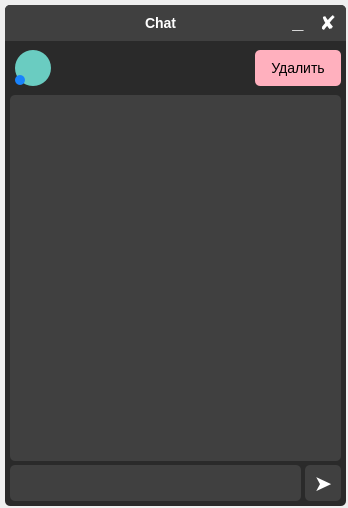
This is chat/chat.ui in b0shka/selling_apps as Qt 5 draws it before an edit. The edited form follows.
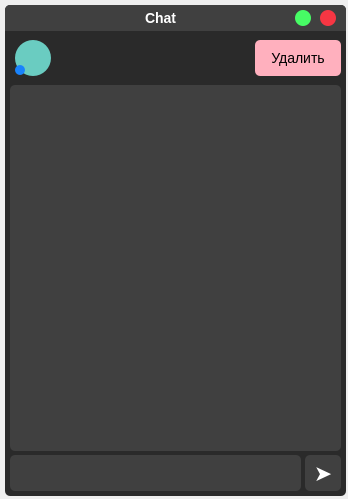
This is the edited form.

```diff
--- a/chat/chat.ui
+++ b/chat/chat.ui
@@ -7,19 +7,19 @@
     <x>0</x>
     <y>0</y>
     <width>348</width>
-    <height>508</height>
+    <height>499</height>
    </rect>
   </property>
   <property name="minimumSize">
    <size>
-    <width>338</width>
-    <height>463</height>
+    <width>348</width>
+    <height>499</height>
    </size>
   </property>
   <property name="maximumSize">
    <size>
-    <width>16777215</width>
-    <height>6546546</height>
+    <width>348</width>
+    <height>499</height>
    </size>
   </property>
   <property name="windowTitle">
@@ -34,19 +34,19 @@
      <x>5</x>
      <y>5</y>
      <width>341</width>
-     <height>501</height>
+     <height>491</height>
     </rect>
    </property>
    <property name="minimumSize">
     <size>
      <width>341</width>
-     <height>501</height>
+     <height>491</height>
     </size>
    </property>
    <property name="maximumSize">
     <size>
      <width>341</width>
-     <height>501</height>
+     <height>491</height>
     </size>
    </property>
    <property name="styleSheet">
@@ -61,120 +61,11 @@
    <property name="frameShadow">
     <enum>QFrame::Raised</enum>
    </property>
-   <widget class="QFrame" name="frame_3">
-    <property name="geometry">
-     <rect>
-      <x>0</x>
-      <y>0</y>
-      <width>341</width>
-      <height>36</height>
-     </rect>
-    </property>
-    <property name="styleSheet">
-     <string notr="true">QFrame{
-	border-bottom-left-radius: 0px;
-	border-bottom-right-radius: 0px;
-	background-color: #404040;
-}</string>
-    </property>
-    <property name="frameShape">
-     <enum>QFrame::StyledPanel</enum>
-    </property>
-    <property name="frameShadow">
-     <enum>QFrame::Raised</enum>
-    </property>
-    <widget class="QPushButton" name="pushButton_8">
-     <property name="geometry">
-      <rect>
-       <x>310</x>
-       <y>5</y>
-       <width>26</width>
-       <height>26</height>
-      </rect>
-     </property>
-     <property name="font">
-      <font>
-       <pointsize>-1</pointsize>
-       <weight>75</weight>
-       <bold>true</bold>
-      </font>
-     </property>
-     <property name="styleSheet">
-      <string notr="true">QPushButton {
-	font-size: 20px;
-	background-color: #404040;
-	border-radius: 5px;
-}
-QPushButton::hover {
-	background-color: #ffb0be;
-	color: black;
-}</string>
-     </property>
-     <property name="text">
-      <string>✘</string>
-     </property>
-    </widget>
-    <widget class="QPushButton" name="pushButton_9">
-     <property name="geometry">
-      <rect>
-       <x>280</x>
-       <y>5</y>
-       <width>26</width>
-       <height>26</height>
-      </rect>
-     </property>
-     <property name="font">
-      <font>
-       <pointsize>-1</pointsize>
-       <weight>75</weight>
-       <bold>true</bold>
-      </font>
-     </property>
-     <property name="styleSheet">
-      <string notr="true">QPushButton {
-	padding-bottom: 4px;
-	font-size: 20px;
-	background-color: #404040;
-	border-radius: 5px;
-}
-QPushButton::hover {
-	background-color: #2a2a2a;
-}</string>
-     </property>
-     <property name="text">
-      <string>_</string>
-     </property>
-    </widget>
-    <widget class="QLabel" name="label_9">
-     <property name="geometry">
-      <rect>
-       <x>140</x>
-       <y>10</y>
-       <width>41</width>
-       <height>16</height>
-      </rect>
-     </property>
-     <property name="font">
-      <font>
-       <pointsize>-1</pointsize>
-       <weight>75</weight>
-       <bold>true</bold>
-      </font>
-     </property>
-     <property name="styleSheet">
-      <string notr="true">font-size: 14px;
-color: white;</string>
-     </property>
-     <property name="text">
-      <string>Chat</string>
-     </property>
-    </widget>
-   </widget>
    <widget class="QLineEdit" name="lineEdit_3">
     <property name="geometry">
      <rect>
       <x>5</x>
-      <y>460</y>
+      <y>450</y>
       <width>291</width>
       <height>36</height>
      </rect>
@@ -192,7 +83,7 @@
     <property name="geometry">
      <rect>
       <x>300</x>
-      <y>460</y>
+      <y>450</y>
       <width>36</width>
       <height>36</height>
      </rect>
@@ -222,7 +113,7 @@
     <property name="geometry">
      <rect>
       <x>5</x>
-      <y>90</y>
+      <y>80</y>
       <width>331</width>
       <height>366</height>
      </rect>
@@ -265,7 +156,7 @@
     <property name="geometry">
      <rect>
       <x>5</x>
-      <y>40</y>
+      <y>30</y>
       <width>331</width>
       <height>46</height>
      </rect>
@@ -385,6 +276,115 @@
      </property>
     </widget>
    </widget>
+   <widget class="QFrame" name="frame_5">
+    <property name="geometry">
+     <rect>
+      <x>0</x>
+      <y>0</y>
+      <width>341</width>
+      <height>26</height>
+     </rect>
+    </property>
+    <property name="styleSheet">
+     <string notr="true">QFrame{
+	border-bottom-left-radius: 0px;
+	border-bottom-right-radius: 0px;
+	background-color: #404040;
+}</string>
+    </property>
+    <property name="frameShape">
+     <enum>QFrame::StyledPanel</enum>
+    </property>
+    <property name="frameShadow">
+     <enum>QFrame::Raised</enum>
+    </property>
+    <widget class="QPushButton" name="pushButton_8">
+     <property name="geometry">
+      <rect>
+       <x>315</x>
+       <y>5</y>
+       <width>16</width>
+       <height>16</height>
+      </rect>
+     </property>
+     <property name="font">
+      <font>
+       <pointsize>-1</pointsize>
+       <weight>75</weight>
+       <bold>true</bold>
+      </font>
+     </property>
+     <property name="styleSheet">
+      <string notr="true">QPushButton {
+	font-size: 20px;
+	background-color: #f73643;
+	border-radius: 8px;
+}
+QPushButton::hover {
+	background-color: #d63a44;
+	color: black;
+}</string>
+     </property>
+     <property name="text">
+      <string/>
+     </property>
+    </widget>
+    <widget class="QPushButton" name="pushButton_9">
+     <property name="geometry">
+      <rect>
+       <x>290</x>
+       <y>5</y>
+       <width>16</width>
+       <height>16</height>
+      </rect>
+     </property>
+     <property name="font">
+      <font>
+       <pointsize>-1</pointsize>
+       <weight>75</weight>
+       <bold>true</bold>
+      </font>
+     </property>
+     <property name="styleSheet">
+      <string notr="true">QPushButton {
+	padding-bottom: 4px;
+	font-size: 20px;
+	background-color: #47fc65;
+	border-radius: 8px;
+}
+QPushButton::hover {
+	background-color: #49cc5f;
+}</string>
+     </property>
+     <property name="text">
+      <string/>
+     </property>
+    </widget>
+    <widget class="QLabel" name="label_9">
+     <property name="geometry">
+      <rect>
+       <x>140</x>
+       <y>5</y>
+       <width>41</width>
+       <height>16</height>
+      </rect>
+     </property>
+     <property name="font">
+      <font>
+       <pointsize>-1</pointsize>
+       <weight>75</weight>
+       <bold>true</bold>
+      </font>
+     </property>
+     <property name="styleSheet">
+      <string notr="true">font-size: 14px;
+color: white;</string>
+     </property>
+     <property name="text">
+      <string>Chat</string>
+     </property>
+    </widget>
+   </widget>
   </widget>
  </widget>
  <resources/>
```
